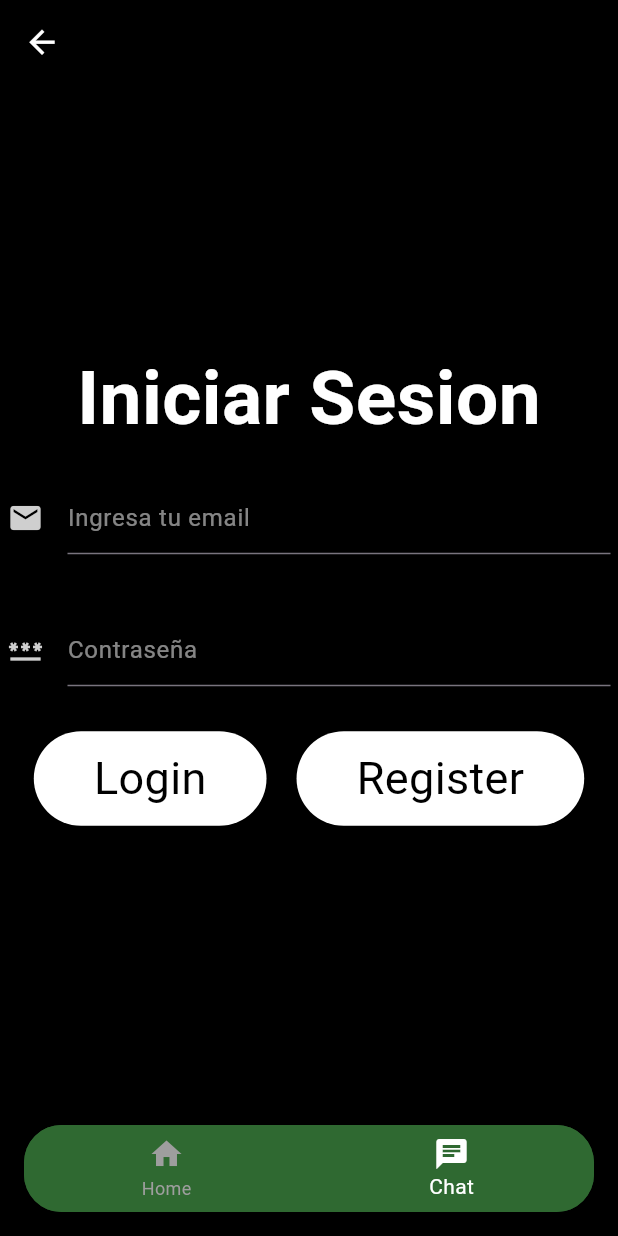
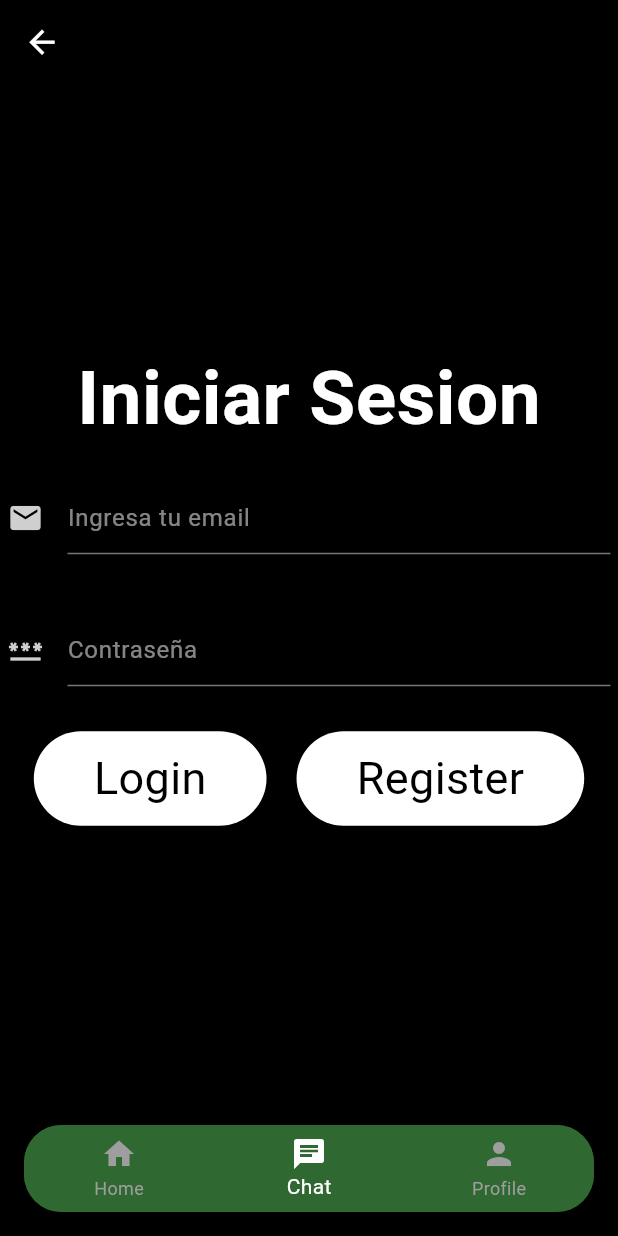
Before and after one commit to A00838521/ForaneoApp, a Flutter app: the screen it shows after launch, item 2 of the bottom bar chosen, on a phone screen of 412 x 824 dp. Run offline on Flutter 3.47's test engine with Material 3 defaults, Android fonts, the phone set to English and light mode, and no system bars; our stand-ins replace cloud_firestore, firebase_auth, firebase_core, geolocator; accounts and stored records are empty; Roboto replaces fonts that are missing (Helvetica).

Commit message:
merged everything

```diff
--- a/lib/login.dart
+++ b/lib/login.dart
@@ -4,8 +4,8 @@ import 'package:cloud_firestore/cloud_firestore.dart';
 import 'package:flutter/material.dart';
 import 'package:firebase_core/firebase_core.dart';
 import 'package:foraneoapp/main.dart';
-import 'package:foraneoapp/pages/register.dart';
-import 'package:foraneoapp/pages/user_settings.dart';
+import 'package:foraneoapp/register.dart';
+import 'package:foraneoapp/user_settings.dart';
 import '../firebase_options.dart';
 import 'package:firebase_auth/firebase_auth.dart';
 
--- a/lib/register.dart
+++ b/lib/register.dart
@@ -3,7 +3,7 @@ import 'package:flutter/material.dart';
 import 'package:firebase_core/firebase_core.dart';
 import 'package:flutter/services.dart';
 import 'package:foraneoapp/main.dart';
-import 'package:foraneoapp/pages/user_settings.dart';
+import 'package:foraneoapp/user_settings.dart';
 import '../firebase_options.dart';
 import 'package:firebase_auth/firebase_auth.dart';
 
--- a/lib/user_settings.dart
+++ b/lib/user_settings.dart
@@ -1,7 +1,7 @@
 import 'package:flutter/material.dart';
 import 'package:firebase_auth/firebase_auth.dart';
 import 'package:foraneoapp/main.dart';
-import 'package:foraneoapp/pages/login.dart';
+import 'package:foraneoapp/login.dart';
 
 class UserSettings extends StatefulWidget {
   @override
--- a/lib/widget/footer.dart
+++ b/lib/widget/footer.dart
@@ -1,6 +1,7 @@
 import 'package:flutter/material.dart';
 import 'package:foraneoapp/forum.dart';
 import 'package:foraneoapp/login.dart';
+import 'package:foraneoapp/user_settings.dart';
 
 class Footer extends StatefulWidget {
   @override
@@ -13,6 +14,7 @@ class _FooterState extends State<Footer> {
   final List<Widget> _pages = [
     MyCollectionPage(),
     LoginPage(),
+    LoginPage()
 ];
 
   @override
@@ -46,6 +48,10 @@ class _FooterState extends State<Footer> {
                   icon: Icon(Icons.chat),
                   label: 'Chat',
                 ),
+                BottomNavigationBarItem(
+                  icon: Icon(Icons.person),
+                  label: 'Profile',
+                ),
               ],
               backgroundColor: Color.fromARGB(255, 47, 105, 49), // Cambia el color de fondo
               selectedItemColor: Colors.white, // Cambia el color del ítem seleccionado
```
